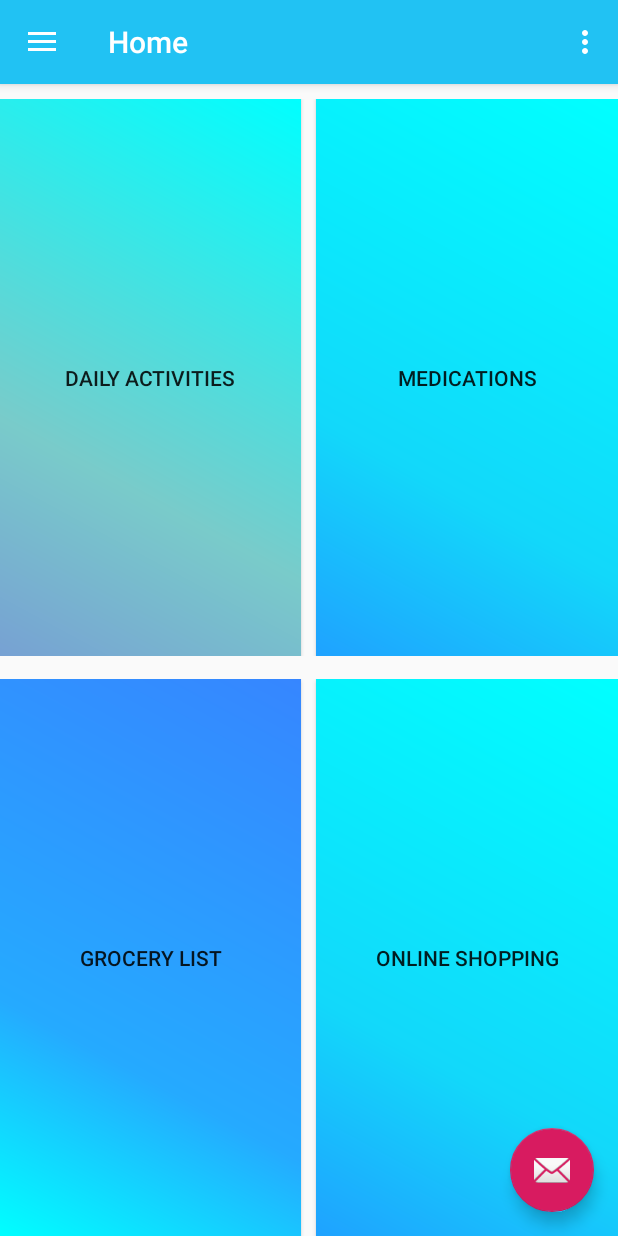
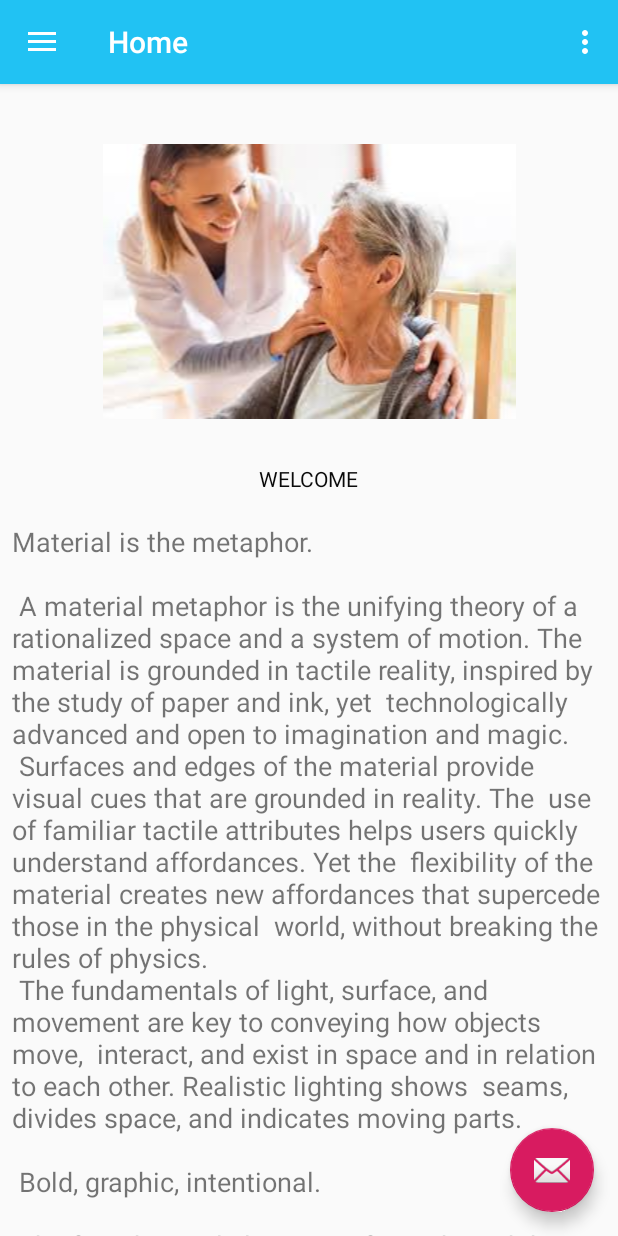
Before and after one commit to arif46ju/Elder-Care, an Android app: the NavigationActivity screen opened directly, with no data from a screen before it, in the options menu, after a tap on "Settings", on a phone screen of 412 x 824 dp. Run offline under Robolectric (Android 15) with nearby library versions, the phone set to English and light mode, and no system bars; our stand-ins replace navigation-ui.

Commit message:
change homepage

```diff
--- a/app/src/main/java/com/example/eldercare/LoginActivity.java
+++ b/app/src/main/java/com/example/eldercare/LoginActivity.java
@@ -59,6 +59,12 @@ public class LoginActivity extends AppCompatActivity {
         //enable back button
         actionBar.setDisplayHomeAsUpEnabled(true);
         actionBar.setDisplayShowHomeEnabled(true);
+        try {
+            checkUserStatus();
+        }catch (Exception e){
+            e.printStackTrace();
+        }
+
         //before mauth
         // Configure Google Sign In
         GoogleSignInOptions gso = new GoogleSignInOptions.Builder(GoogleSignInOptions.DEFAULT_SIGN_IN)
@@ -308,7 +314,7 @@ pd.dismiss();
 
         }
         else {
-            startActivity(new Intent(LoginActivity.this,MainActivity.class));
+            startActivity(new Intent(LoginActivity.this,NavigationActivity.class));
             finish();
         }
 
--- a/app/src/main/java/com/example/eldercare/NavigationActivity.java
+++ b/app/src/main/java/com/example/eldercare/NavigationActivity.java
@@ -1,36 +1,19 @@
 package com.example.eldercare;
 
-import android.Manifest;
-import android.content.Intent;
-import android.content.pm.PackageManager;
 import android.database.sqlite.SQLiteDatabase;
 import android.os.Bundle;
+import android.view.Menu;
 
-import com.google.android.material.floatingactionbutton.FloatingActionButton;
-import com.google.android.material.snackbar.Snackbar;
-
-import android.view.MenuItem;
-import android.view.View;
-
-import androidx.core.app.ActivityCompat;
-import androidx.core.content.ContextCompat;
+import androidx.appcompat.app.AppCompatActivity;
+import androidx.appcompat.widget.Toolbar;
+import androidx.drawerlayout.widget.DrawerLayout;
 import androidx.navigation.NavController;
 import androidx.navigation.Navigation;
 import androidx.navigation.ui.AppBarConfiguration;
 import androidx.navigation.ui.NavigationUI;
 
+import com.google.android.material.floatingactionbutton.FloatingActionButton;
 import com.google.android.material.navigation.NavigationView;
-
-import androidx.drawerlayout.widget.DrawerLayout;
-
-import androidx.appcompat.app.AppCompatActivity;
-import androidx.appcompat.widget.Toolbar;
-
-import android.view.Menu;
-import android.widget.Toast;
-
-import pub.devrel.easypermissions.AfterPermissionGranted;
-import pub.devrel.easypermissions.EasyPermissions;
 
 public class NavigationActivity extends AppCompatActivity {
 
@@ -50,14 +33,14 @@ public class NavigationActivity extends AppCompatActivity {
         Toolbar toolbar = findViewById(R.id.toolbar);
         setSupportActionBar(toolbar);
         FloatingActionButton fab = findViewById(R.id.fab);
-        fab.setOnClickListener(new View.OnClickListener() {
+       /* fab.setOnClickListener(new View.OnClickListener() {
             @Override
             public void onClick(View view) {
                 Snackbar.make(view, "Replace with your own action", Snackbar.LENGTH_LONG)
                        .setAction("Action", null).show();
 
             }
-        });
+        });*/
         databaseHelper=new databaseHelper(this);
         SQLiteDatabase sqLiteDatabase=databaseHelper.getWritableDatabase();
         DrawerLayout drawer = findViewById(R.id.drawer_layout);
--- a/app/src/main/java/com/example/eldercare/ui/home/HomeFragment.java
+++ b/app/src/main/java/com/example/eldercare/ui/home/HomeFragment.java
@@ -1,40 +1,34 @@
 package com.example.eldercare.ui.home;
 
-import android.content.Intent;
 import android.os.Bundle;
 import android.view.LayoutInflater;
 import android.view.View;
 import android.view.ViewGroup;
-import android.widget.Button;
+import android.widget.ImageView;
+import android.widget.ScrollView;
+import android.widget.TextView;
 
 import androidx.annotation.NonNull;
 import androidx.fragment.app.Fragment;
 
-import com.example.eldercare.GroceryActivity;
-import com.example.eldercare.MedicationsActivity;
-import com.example.eldercare.OnlineShoppingActivity;
 import com.example.eldercare.R;
-import com.example.eldercare.dailyActivitiesList;
 
-public class HomeFragment extends Fragment implements View.OnClickListener {
+public class HomeFragment extends Fragment {
 
     private HomeViewModel homeViewModel;
+    private ImageView imageView;
+    private TextView textView;
+ScrollView scrollView;
 
-    Button button1,button2,button3,button4;
 
     public View onCreateView(@NonNull LayoutInflater inflater,
                              ViewGroup container, Bundle savedInstanceState) {
        /* homeViewModel =
                 ViewModelProviders.of(this).get(HomeViewModel.class);*/
         View root = inflater.inflate(R.layout.fragment_home, container,false);
-       button1=root.findViewById(R.id.button1);
-       button2=root.findViewById(R.id.button2);
-       button3=root.findViewById(R.id.button3);
-       button4=root.findViewById(R.id.button4);
-       button1.setOnClickListener(this);
-       button2.setOnClickListener(this);
-       button3.setOnClickListener(this);
-       button4.setOnClickListener(this);
+
+      imageView=root.findViewById(R.id.imageView);
+      textView=root.findViewById(R.id.homeText);
 
 
         return root;
@@ -42,35 +36,6 @@ public class HomeFragment extends Fragment implements View.OnClickListener {
 
 
 
-    @Override
-    public void onClick(View v) {
-        if (v.getId() == R.id.button1) {
-            Intent intent=new Intent(getContext(), dailyActivitiesList.class);
-            startActivity(intent);
 
-        }
-        if (v.getId() == R.id.button2) {
-            try {
-                Intent intent = new Intent(getContext(), MedicationsActivity.class);
-                startActivity(intent);
-            }catch (Exception e){
-                e.printStackTrace();
-            }
 
-        }
-        if (v.getId() == R.id.button3) {
-            try {
-                Intent intent = new Intent(getContext(), GroceryActivity.class);
-                startActivity(intent);
-            }
-            catch (Exception e){
-                e.printStackTrace();
-            }
-
-        }
-        if (v.getId() == R.id.button4) {
-            Intent intent = new Intent(getContext(), OnlineShoppingActivity.class);
-            startActivity(intent);
-        }
-    }
 }
--- a/app/src/main/res/layout/fragment_home.xml
+++ b/app/src/main/res/layout/fragment_home.xml
@@ -1,70 +1,44 @@
 <?xml version="1.0" encoding="utf-8"?>
-<LinearLayout xmlns:android="http://schemas.android.com/apk/res/android"
+<ScrollView xmlns:android="http://schemas.android.com/apk/res/android"
     xmlns:app="http://schemas.android.com/apk/res-auto"
     android:layout_width="match_parent"
     xmlns:tools="http://schemas.android.com/tools"
-    android:orientation="vertical"
+
     android:weightSum="20"
     android:layout_height="match_parent">
-    <RadioGroup
-        android:weightSum="2"
-        android:layout_weight="10"
+    <LinearLayout
+        android:id="@+id/scrollId"
+        android:orientation="vertical"
         android:layout_width="match_parent"
         android:layout_height="wrap_content"
-        android:orientation="horizontal"
-        android:layout_marginBottom="15dp"
-        android:layout_marginTop="10dp"
-        >
-
-        <Button
-            android:id="@+id/button1"
-            android:layout_weight="1"
-            android:layout_width="0dp"
-            android:layout_height="match_parent"
-            android:layout_marginRight="10dp"
-            android:text="Daily Activities"
-            android:background="@drawable/gradient1"
+>
+        <ImageView
+            android:id="@+id/imageView"
+            android:layout_marginTop="40dp"
+            android:layout_width="match_parent"
+            android:layout_height="wrap_content"
+            android:src="@drawable/imagehome"
+            />
+        <TextView
+            android:id="@+id/welcometext"
+            android:text="WELCOME"
+            android:textColor="#0A0A0A"
+            android:layout_marginTop="30dp"
+            android:layout_gravity="center_horizontal"
+            android:layout_width="wrap_content"
+            android:layout_height="wrap_content"/>
+        <TextView
+            android:id="@+id/homeText"
+            android:layout_marginTop="20dp"
+            android:paddingLeft="8dp"
+            android:paddingRight="8dp"
+            android:layout_width="match_parent"
+            android:layout_height="wrap_content"
+            android:textSize="18dp"
+            android:text="@string/large_text"
             />
 
-        <Button
-            android:id="@+id/button2"
-            android:layout_weight="1"
-            android:layout_width="0dp"
-            android:layout_height="match_parent"
-            android:text="Medications"
-            tools:layout_editor_absoluteX="254sp"
-            tools:layout_editor_absoluteY="61sp"
-            android:background="@drawable/gradient2"/>
 
-    </RadioGroup>
-    <RadioGroup
-        android:layout_weight="10"
-        android:weightSum="2"
-        android:layout_width="match_parent"
-        android:layout_height="wrap_content"
-        android:orientation="horizontal"
-        >
+    </LinearLayout>
 
-        <Button
-            android:id="@+id/button3"
-            android:layout_weight="1"
-            android:layout_width="0dp"
-            android:layout_height="match_parent"
-            android:layout_marginRight="10dp"
-            android:text="Grocery List"
-            tools:layout_editor_absoluteX="89sp"
-            tools:layout_editor_absoluteY="61sp"
-            android:background="@drawable/gradient3"/>
-
-        <Button
-            android:id="@+id/button4"
-            android:layout_weight="1"
-            android:layout_width="0dp"
-            android:layout_height="match_parent"
-            android:text="Online Shopping"
-            tools:layout_editor_absoluteX="254sp"
-            tools:layout_editor_absoluteY="61sp"
-            android:background="@drawable/gradient2"/>
-
-    </RadioGroup>
-</LinearLayout>
+</ScrollView>
```
Also changed, not shown: app/src/main/res/drawable/imagehome.jpeg (added).
